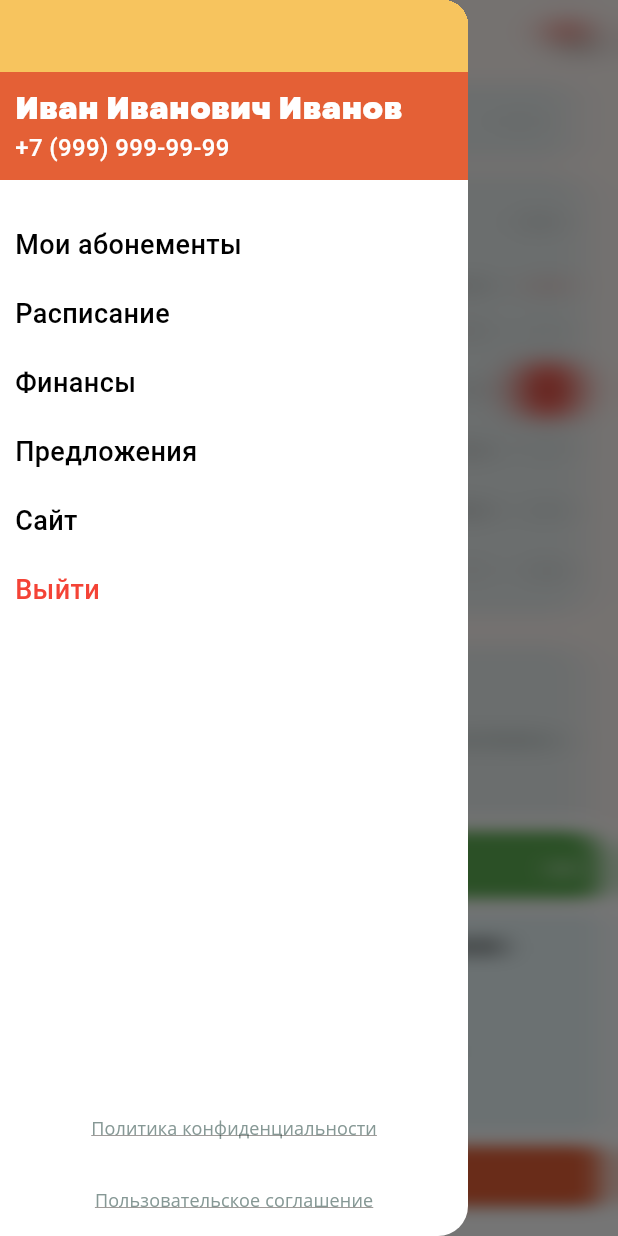
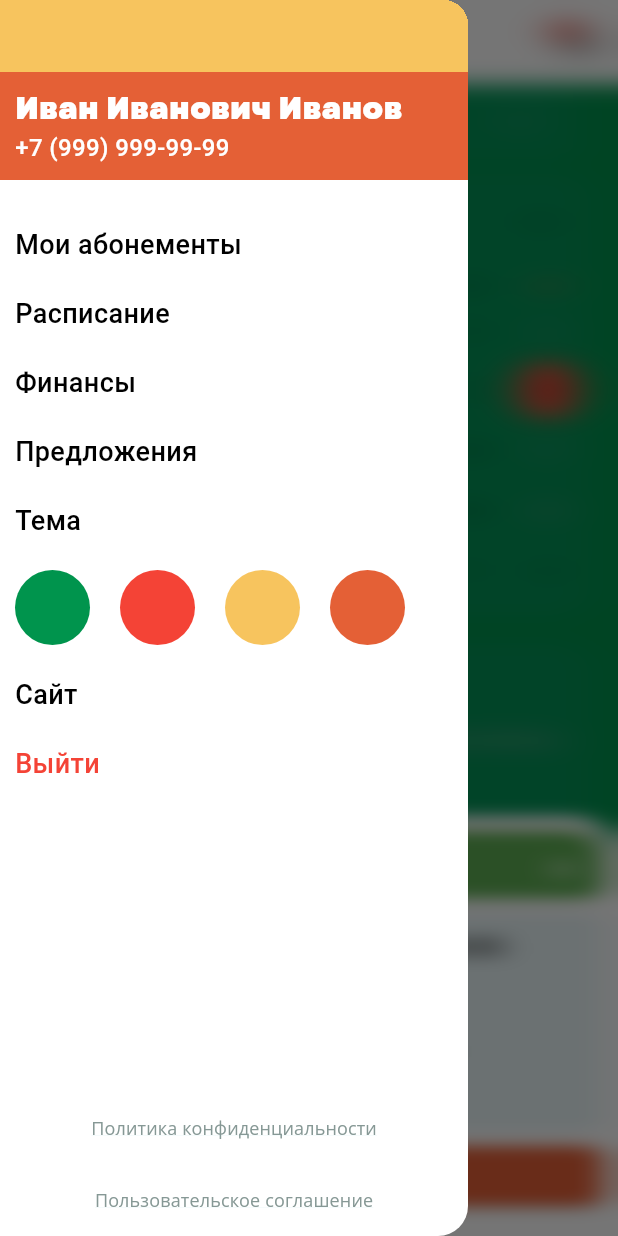
Before and after one commit to DataCenterMuzVirtuozy/virtuozy, a Flutter app: the screen it shows after launch, scrolled down 162 dp, after a tap on "Подтвердите прохождение урока", after a tap on the "menu open" icon, on a phone screen of 412 x 824 dp. Run offline on Flutter 3.47's test engine with Material 3 defaults, Android fonts, the phone set to English and light mode, and no system bars; drawn by our look-alikes of badges, table_calendar; our stand-ins replace easy_localization, flutter_animate, flutter_rating_bar, flutter_svg, fluttertoast, gap and 7 more; missing offline and left inert: onboarding, webview_flutter_android, webview_flutter_wkwebview; Roboto replaces fonts that are missing (VelaSansBold, VelaSansExtraBolt, VelaSansMedium).

Commit message:
change theme color

```diff
--- a/lib/assets/translations/ru-RU.json
+++ b/lib/assets/translations/ru-RU.json
@@ -60,6 +60,7 @@
   "Картой": "Картой",
   "К оплате": "К оплате",
   "История абонементов": "История абонементов",
+   "Тема": "Тема",
   "Расскажите о причине, по которой урок не состоялся": "Расскажите о причине, по которой урок не состоялся",
   "Репертуар подбирается индивидуально от классики до современной музыки. Даём ученикам возможность выступать на концертах, фестивалях и гастролировать.": "Репертуар подбирается индивидуально от классики до современной музыки. Даём ученикам возможность выступать на концертах, фестивалях и гастролировать."
 }
--- a/lib/components/app_bar.dart
+++ b/lib/components/app_bar.dart
@@ -16,6 +16,7 @@ class AppBarCustom extends StatelessWidget implements PreferredSizeWidget{
   @override
   Widget build(BuildContext context) {
     return AppBar(
+    backgroundColor: colorWhite,
     title: Text(title,style: TStyle.textStyleVelaSansBold(colorBlack,size: 18.0)),
 );
   }
--- a/lib/components/buttons.dart
+++ b/lib/components/buttons.dart
@@ -7,7 +7,7 @@ import 'package:virtuozy/resourses/colors.dart';
 import 'package:virtuozy/utils/text_style.dart';
 
 // ignore: must_be_immutable
-class SubmitButton extends StatelessWidget {
+class SubmitButton extends StatefulWidget {
 
   final VoidCallback? onTap;
   final String? textButton;
@@ -26,25 +26,41 @@ class SubmitButton extends StatelessWidget {
   }):super(key: key);
 
   @override
+  State<SubmitButton> createState() => _SubmitButtonState();
+}
+
+class _SubmitButtonState extends State<SubmitButton> {
+
+
+  @override
   Widget build(BuildContext context) {
-
-    colorFill ??= colorOrange;
 
     return SizedBox(
       height: 50,
-      width: width,
+      width: widget.width,
       child: ElevatedButton(
+        autofocus: true,
         style: ButtonStyle(
-            backgroundColor: MaterialStateProperty.all<Color>(colorFill!),
+          splashFactory: InkRipple.splashFactory,
+            overlayColor: MaterialStateProperty.resolveWith(
+                  (states) {
+                return states.contains(MaterialState.pressed)
+                    ? Theme.of(context).colorScheme.secondary.withOpacity(0.2)
+                    : Theme.of(context).colorScheme.secondary;
+              },
+            ),
+            backgroundColor: widget.colorFill==null?
+            MaterialStateProperty.all<Color>(Theme.of(context).colorScheme.secondary):
+            MaterialStateProperty.all<Color>(widget.colorFill!),
             shape: MaterialStateProperty.all<RoundedRectangleBorder>(
                 RoundedRectangleBorder(
-                  borderRadius: BorderRadius.circular(borderRadius!),
+                  borderRadius: BorderRadius.circular(widget.borderRadius!),
                 )
             )
         ),
-        onPressed: onTap,
+        onPressed: widget.onTap,
         child: Text(
-          textButton!,
+          widget.textButton!,
           textAlign: TextAlign.center,
           style: TStyle.textStyleVelaSansBold(colorWhite,size: 15.0)
         ),
@@ -65,11 +81,14 @@ class OutLineButton extends StatelessWidget{
 
   @override
   Widget build(BuildContext context) {
+
+
+
     return SizedBox(
       width: width,
       child: OutlinedButton(
           style: OutlinedButton.styleFrom(
-            side:  BorderSide(color: colorOrange),
+            side:  BorderSide(color: Theme.of(context).colorScheme.secondary),
             shape: RoundedRectangleBorder(
               borderRadius: BorderRadius.circular(10.0),
             ),
@@ -80,7 +99,8 @@ class OutLineButton extends StatelessWidget{
           child:  Text(
           textButton!,
           textAlign: TextAlign.center,
-      style: TStyle.textStyleVelaSansBold(colorOrange,size: 15.0))),
+      style: TStyle.textStyleVelaSansBold(Theme.of(context).colorScheme.secondary,
+          size: 15.0))),
     );
 
   }
--- a/lib/components/calendar.dart
+++ b/lib/components/calendar.dart
@@ -3,6 +3,7 @@
 
   import 'package:easy_localization/easy_localization.dart';
 import 'package:flutter/cupertino.dart';
+import 'package:flutter/material.dart';
 import 'package:table_calendar/table_calendar.dart';
 import 'package:virtuozy/resourses/colors.dart';
 
@@ -15,7 +16,7 @@ class Calendar extends StatelessWidget{
   Widget build(BuildContext context) {
    return Container(
      decoration: BoxDecoration(
-       color: colorBeruzaLight,
+       color: Theme.of(context).colorScheme.surfaceVariant,
        borderRadius: BorderRadius.circular(20.0)
      ),
      child: TableCalendar(
--- a/lib/components/drawing_menu_selected.dart
+++ b/lib/components/drawing_menu_selected.dart
@@ -137,7 +137,7 @@ class _DrawingMenuSelectedState extends State<DrawingMenuSelected> with TickerPr
                     decoration: BoxDecoration(
                         border: Border.all(color: colorBeruzaLight.withOpacity(animationOpacity.value),width: 1.5),
                         borderRadius: BorderRadius.circular(10.0),
-                        color: colorBeruzaLight
+                        color: Theme.of(context).colorScheme.surfaceVariant
                     ),
                     child:  Row(
                       mainAxisAlignment: MainAxisAlignment.spaceBetween,
--- a/lib/components/home_drawer_menu.dart
+++ b/lib/components/home_drawer_menu.dart
@@ -8,17 +8,35 @@ import 'package:flutter/cupertino.dart';
 import 'package:flutter/material.dart';
 import 'package:gap/gap.dart';
 import 'package:go_router/go_router.dart';
+import 'package:virtuozy/di/locator.dart';
 import 'package:virtuozy/resourses/colors.dart';
 import 'package:virtuozy/resourses/images.dart';
+import 'package:virtuozy/utils/theme_provider.dart';
 
+import '../utils/preferences_util.dart';
 import '../utils/text_style.dart';
 
-class HomeDrawerMenu extends StatelessWidget{
+class HomeDrawerMenu extends StatefulWidget{
   const HomeDrawerMenu({super.key,required this.onCallLogOut,required this.onSelectedPage});
 
   final VoidCallback onCallLogOut;
   final Function onSelectedPage;
 
+  @override
+  State<HomeDrawerMenu> createState() => _HomeDrawerMenuState();
+}
+
+class _HomeDrawerMenuState extends State<HomeDrawerMenu> {
+
+  final themeProvider = locator.get<ThemeProvider>();
+  bool themeFirst = true;
+
+
+  @override
+  void initState() {
+    themeFirst=PreferencesUtil.getTheme;
+
+  }
 
   @override
   Widget build(BuildContext context) {
@@ -74,23 +92,88 @@ class HomeDrawerMenu extends StatelessWidget{
                   ),
                   const Gap(20.0),
                   DrawerItem(title: 'Мои абонементы'.tr(),textColor: colorBlack, onPressed: () {
-                    onSelectedPage.call(0);
+                    widget.onSelectedPage.call(0);
                   },),
 
                   DrawerItem(title: 'Расписание'.tr(),textColor: colorBlack, onPressed: () {
-                     onSelectedPage.call(1);
+                     widget.onSelectedPage.call(1);
                   },),
 
                   DrawerItem(title: 'Финансы'.tr(),textColor: colorBlack, onPressed: () {
-                    onSelectedPage.call(2);
+                    widget.onSelectedPage.call(2);
                   },),
 
                   DrawerItem(title: 'Предложения'.tr(),textColor: colorBlack, onPressed: () {
-                    onSelectedPage.call(3);
+                    widget.onSelectedPage.call(3);
+                  },),
+                  DrawerItem(title: 'Тема'.tr(),textColor: colorBlack, onPressed: () {
+                    //todo testing
+
                   },),
 
+                  Row(
+                    children: [
+                      InkWell(
+                        onTap: (){
+                          themeProvider.setTheme(themeFirst: false,color: colorGreen);
+                        },
+                        child: Container(
+                          margin: const EdgeInsets.all(10.0),
+                          width: 50,
+                          height: 50,
+                          decoration: BoxDecoration(
+                            shape: BoxShape.circle,
+                            color: colorGreen
+                          ),
+                        ),
+                      ),
+                      InkWell(
+                        onTap: (){
+                          themeProvider.setTheme(themeFirst: false,color: colorRed);
+                        },
+                        child: Container(
+                          margin: const EdgeInsets.all(10.0),
+                          width: 50,
+                          height: 50,
+                          decoration: BoxDecoration(
+                              shape: BoxShape.circle,
+                              color: colorRed
+                          ),
+                        ),
+                      ),
+                      InkWell(
+                        onTap: (){
+                          themeProvider.setTheme(themeFirst: false,color: colorYellow);
+                        },
+                        child: Container(
+                          margin: const EdgeInsets.all(10.0),
+                          width: 50,
+                          height: 50,
+                          decoration: BoxDecoration(
+                              shape: BoxShape.circle,
+                              color: colorYellow
+                          ),
+                        ),
+                      ),
+                      InkWell(
+                        onTap: (){
+                          themeProvider.setTheme(themeFirst: false,color: colorOrange);
+                        },
+                        child: Container(
+                          margin: const EdgeInsets.all(10.0),
+                          width: 50,
+                          height: 50,
+                          decoration: BoxDecoration(
+                              shape: BoxShape.circle,
+                              color: colorOrange
+                          ),
+                        ),
+                      )
+                    ],
+                  ),
+
                   DrawerItem(title: 'Сайт'.tr(),textColor: colorBlack, onPressed: () {
-                    onSelectedPage.call(4);
+                    widget.onSelectedPage.call(4);
                   },),
 
                   DrawerItem(title: 'Выйти'.tr(),textColor: colorRed, onPressed: () {
@@ -116,12 +199,6 @@ class HomeDrawerMenu extends StatelessWidget{
         ),
       ),);
   }
-
-
-
-
-
-
 }
 
 
--- /dev/null
+++ b/lib/di/locator.dart
@@ -0,0 +1,14 @@
+
+
+
+
+import 'package:get_it/get_it.dart';
+import 'package:virtuozy/utils/theme_provider.dart';
+
+final locator = GetIt.instance;
+
+void setup() {
+
+  locator.registerLazySingleton<ThemeProvider>(() => ThemeProvider());
+
+}
--- a/lib/main.dart
+++ b/lib/main.dart
@@ -1,29 +1,63 @@
 import 'package:easy_localization/easy_localization.dart';
 import 'package:flutter/material.dart';
+import 'package:provider/provider.dart';
+import 'package:virtuozy/resourses/colors.dart';
 import 'package:virtuozy/router/app_router.dart';
 import 'package:virtuozy/utils/app_theme.dart';
 import 'package:responsive_framework/responsive_framework.dart';
+import 'package:virtuozy/utils/preferences_util.dart';
+import 'package:virtuozy/di/locator.dart' as di;
+import 'package:virtuozy/utils/theme_provider.dart';
+
+import 'di/locator.dart';
 
 void main() async {
   WidgetsFlutterBinding.ensureInitialized();
   await EasyLocalization.ensureInitialized();
-
+  await PreferencesUtil.init();
+  di.setup();
   runApp(EasyLocalization(
       supportedLocales: const [Locale('ru', 'RU')],
   path: 'lib/assets/translations',
       fallbackLocale:const Locale('ru', 'RU'),
-  child: const MyApp()));
+  child:  MyApp()));
 }
 
-class MyApp extends StatelessWidget {
-  const MyApp({super.key});
+class MyApp extends StatefulWidget {
+   MyApp({super.key});
 
-  // This widget is the root of your application.
+  @override
+  State<MyApp> createState() => _MyAppState();
+}
+
+class _MyAppState extends State<MyApp> {
+  final themeProvider = locator.get<ThemeProvider>();
+
+  _getCurrentTheme(){
+    final theme=PreferencesUtil.getTheme;
+    //todo save color
+    themeProvider.setTheme(themeFirst: true,color: colorGreen);
+  }
+
+
+  @override
+  void initState() {
+    super.initState();
+    _getCurrentTheme();
+  } // This widget is the root of your application.
   @override
   Widget build(BuildContext context) {
+    return ChangeNotifierProvider(
+      create: (BuildContext context) {
+        return themeProvider;
+      },
+      child: Consumer<ThemeProvider>(
+        builder: (context,theme,child) {
           return MaterialApp.router(
             title: 'Flutter Demo',
-      theme:AppTheme.light,
+            theme:theme.themeFirst?AppTheme.first:AppTheme.custom(theme.color),
+            themeAnimationCurve: Curves.easeIn,
+            themeAnimationDuration: const Duration(milliseconds: 1000),
             localizationsDelegates: context.localizationDelegates,
             supportedLocales: context.supportedLocales,
             locale: context.locale,
@@ -38,4 +72,7 @@ class MyApp extends StatelessWidget {
             //home: const MyHomePage(title: 'Flutter Demo Home Page'),
           );
         }
+      ),
+    );
   }
+}
--- a/lib/presentations/home_screen/home_page.dart
+++ b/lib/presentations/home_screen/home_page.dart
@@ -16,6 +16,7 @@ import '../../components/drawing_menu_selected.dart';
 import '../../utils/text_style.dart';
 
 class HomePage extends StatefulWidget{
+
   const HomePage({super.key});
 
   @override
@@ -30,6 +31,13 @@ class _HomePageState extends State<HomePage> {
     'Фортепиано'.tr(),
     'Все направления'.tr()
   ];
+
+
+  @override
+  void initState() {
+    super.initState();
+
+  }
 
   @override
   Widget build(BuildContext context) {
@@ -68,7 +76,7 @@ class _HomePageState extends State<HomePage> {
                        Dialoger.showBottomMenu(context: context,
                        content: ConfirmLesson());
                      },
-                     colorFill: colorGreen,
+                     colorFill: Theme.of(context).colorScheme.tertiary,
                   borderRadius: 10.0,
                   textButton: 'Подтвердите прохождение урока'.tr(),
                    ),
@@ -105,7 +113,7 @@ class _HomePageState extends State<HomePage> {
       padding: const EdgeInsets.all(20.0),
       width: MediaQuery.sizeOf(context).width,
       decoration: BoxDecoration(
-          color: colorBeruzaLight,
+          color: Theme.of(context).colorScheme.surfaceVariant,
           borderRadius: BorderRadius.circular(20.0)
       ),
       child: Column(
@@ -128,10 +136,10 @@ class _HomePageState extends State<HomePage> {
             children: [
               Container(
                 decoration: BoxDecoration(
-                    color: colorOrange,
+                    color: Theme.of(context).colorScheme.secondary,
                     shape: BoxShape.circle
                 ),
-                child: Icon(CupertinoIcons.money_rubl_circle,color: colorPink,size: 25.0,),),
+                child: Icon(CupertinoIcons.money_rubl_circle,color: colorWhite,size: 25.0,),),
               const Gap(5.0),
               Row(
                 children: [
--- a/lib/presentations/main_screen/main_page.dart
+++ b/lib/presentations/main_screen/main_page.dart
@@ -47,6 +47,7 @@ class _MainPageState extends State<MainPage> {
     return Scaffold(
       key: scaffoldKey,
       appBar: AppBar(
+        backgroundColor: colorWhite,
         automaticallyImplyLeading: false,
         actions: [
           Expanded(
@@ -55,7 +56,7 @@ class _MainPageState extends State<MainPage> {
               children: [
                 IconButton(onPressed: (){
                   _openMenu();
-                }, icon: const Icon(Icons.menu_open_rounded)),
+                }, icon:  Icon(Icons.menu_open_rounded,color: Theme.of(context).iconTheme.color)),
                 SvgPicture.asset(logo,width: 100.0),
                 badges.Badge(
                     position: badges.BadgePosition.topStart(start: 5.0,top: 3.0),
@@ -65,7 +66,7 @@ class _MainPageState extends State<MainPage> {
                         onPressed: () {
                           GoRouter.of(context).push(pathNotification);
                         },
-                        icon: const Icon(Icons.notifications_none_rounded))),
+                        icon: Icon(Icons.notifications_none_rounded,color:Theme.of(context).iconTheme.color))),
 
               ],
             ),
@@ -75,6 +76,7 @@ class _MainPageState extends State<MainPage> {
       drawer: HomeDrawerMenu(
         onCallLogOut: () {  },
       onSelectedPage: (index){
+
           setState(() {
             _indexPage = index;
           });
--- a/lib/utils/app_theme.dart
+++ b/lib/utils/app_theme.dart
@@ -5,14 +5,33 @@ import 'package:virtuozy/resourses/colors.dart';
 class AppTheme{
 
 
-  static  ThemeData get light=> ThemeData(
+  static  ThemeData get first=> ThemeData(
     useMaterial3: true,
-    //textSelectionTheme: TextSelectionThemeData(cursorColor: colorItem),
-    colorScheme: ColorScheme.fromSeed(seedColor: colorPink),
+    iconTheme: IconThemeData(color:colorBlack),
+    colorScheme: ColorScheme(
+      tertiary: colorGreen,
+      surfaceVariant: colorBeruzaLight,
+      secondary: colorOrange,
+      primary: colorOrange,
+      brightness: Brightness.light,
+      onPrimary: colorOrange,
+      onSecondary: colorBeruza,
+      error: colorRed,
+      onError: colorRed,
+      background: colorWhite,
+      onBackground: colorWhite,
+      surface: colorGreen,
+      onSurface: colorBeruzaLight,
+
+    ),
   );
 
 
+  static ThemeData custom(color) => ThemeData(
+    useMaterial3: true,
+    colorSchemeSeed: color
 
+  );
 
 
 }
--- /dev/null
+++ b/lib/utils/preferences_util.dart
@@ -0,0 +1,30 @@
+
+
+
+import 'package:shared_preferences/shared_preferences.dart';
+
+class PreferencesUtil{
+
+  static SharedPreferences? _prefsInstance;
+
+  static Future<SharedPreferences?> init() async {
+    _prefsInstance = await SharedPreferences.getInstance();
+    return _prefsInstance;
+  }
+
+
+  static Future<void> setTheme({required bool themeFirst}) async{
+    await _prefsInstance!.setBool(_keyTheme, themeFirst);
+  }
+
+  static bool get getTheme=>_prefsInstance!.getBool(_keyTheme)??true;
+
+
+
+
+
+}
+
+
+
+String get _keyTheme =>'key_theme';
--- /dev/null
+++ b/lib/utils/theme_provider.dart
@@ -0,0 +1,30 @@
+
+
+
+import 'dart:ui';
+
+import 'package:flutter/foundation.dart';
+import 'package:virtuozy/utils/preferences_util.dart';
+
+
+class ThemeProvider with ChangeNotifier{
+
+  bool _themeFirst=true;
+  Color? _color;
+
+  bool get themeFirst => _themeFirst;
+  Color get color =>_color!;
+
+
+  setTheme({required bool themeFirst,Color? color}) async {
+    _themeFirst=themeFirst;
+    _color = color;
+    await PreferencesUtil.setTheme(themeFirst: themeFirst);
+    notifyListeners();
+
+  }
+
+
+
+
+}
--- a/pubspec.yaml
+++ b/pubspec.yaml
@@ -56,6 +56,7 @@ dependencies:
   table_calendar: ^3.0.9
   badges: ^3.1.2
   flutter_rating_bar: ^4.0.1
+  provider: ^6.1.1
 
 
 
```
Also changed, not shown: pubspec.lock, 1 other file. Lines whose indentation alone changed are shown as unchanged.
